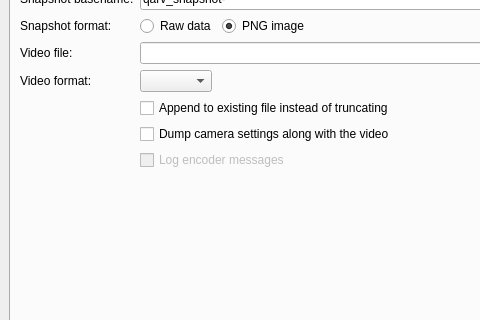
First picture: the form in src/mainwindow.ui, repository AD-Vega/qarv, before the edit; both pictures show x 0 to 480 and y 121 to 441 of the 926 by 543 pixel window.
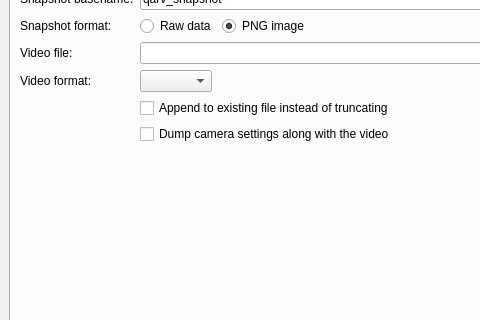
Second picture: the form after the edit. The open tabs and pages were chosen to show the change. Icons and pictures are not drawn. Custom widgets are drawn as their Qt base class.

Diff of the .ui file:
```diff
--- a/src/mainwindow.ui
+++ b/src/mainwindow.ui
@@ -987,19 +987,6 @@
           </property>
          </widget>
         </item>
-        <item row="11" column="1">
-         <widget class="QCheckBox" name="recordLogCheck">
-          <property name="enabled">
-           <bool>false</bool>
-          </property>
-          <property name="toolTip">
-           <string>Unless the video format is &amp;quot;Raw data&amp;quot;, an external encoder is used. Check this option to log its messages. The log file will have the same name as the video file with an additional &amp;quot;.log&amp;quot; suffix.</string>
-          </property>
-          <property name="text">
-           <string>Log encoder messages</string>
-          </property>
-         </widget>
-        </item>
         <item row="10" column="1">
          <widget class="QCheckBox" name="recordMetadataCheck">
           <property name="text">
```
